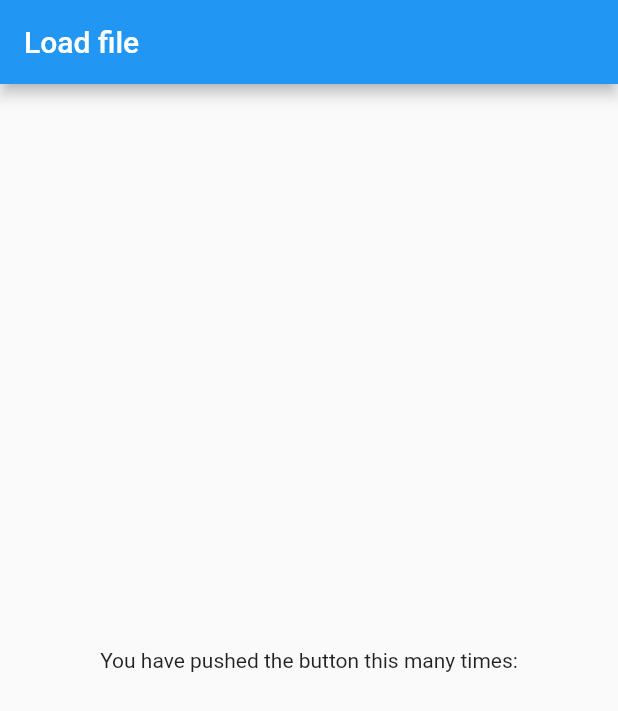
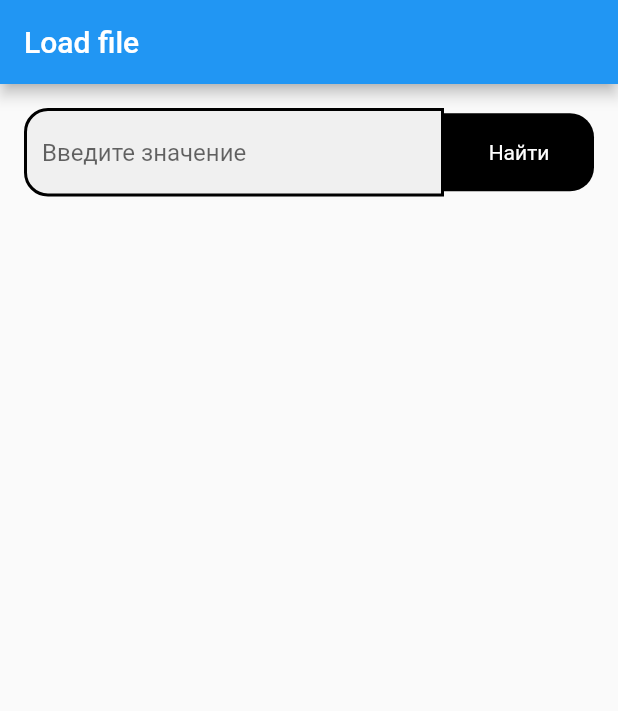
Before and after one commit to skillbox-koutja/skillbox_flutter_cource, a Flutter app: the screen it shows after launch, on a phone screen of 412 x 824 dp. Shown: the top 711 px of the screen. Run offline on Flutter 3.47's test engine with Material 2 defaults, Android fonts, the phone set to English and light mode, and no system bars; our stand-ins replace fluro.

Commit message:
08_AsyncFuture: load_file

```diff
--- /dev/null
+++ b/08_AsyncFuture/load_file/lib/asset_file.dart
@@ -0,0 +1,11 @@
+import 'package:flutter/services.dart';
+
+class AssetFile {
+  final String fileName;
+
+  const AssetFile(this.fileName);
+
+  Future<String> read() async {
+    return rootBundle.loadString('assets/$fileName').then((file) => file);
+  }
+}
--- a/08_AsyncFuture/load_file/lib/main.dart
+++ b/08_AsyncFuture/load_file/lib/main.dart
@@ -1,4 +1,5 @@
 import 'package:flutter/material.dart';
+import 'package:load_file/asset_file.dart';
 
 void main() {
   runApp(MyApp());
@@ -19,31 +20,151 @@ class MyApp extends StatelessWidget {
 }
 
 class MyHomePage extends StatefulWidget {
-  MyHomePage({Key key, this.title}) : super(key: key);
+  final String title;
 
-  final String title;
+  MyHomePage({required this.title, Key? key}) : super(key: key);
 
   @override
   _MyHomePageState createState() => _MyHomePageState();
 }
 
 class _MyHomePageState extends State<MyHomePage> {
+  static const searchBorder = OutlineInputBorder(
+    // borderRadius: BorderRadius.all(Radius.circular(16.0)),
+    borderRadius: BorderRadius.only(
+      topLeft: Radius.circular(16.0),
+      bottomLeft: Radius.circular(16.0),
+    ),
+    borderSide: BorderSide(
+      color: Colors.black,
+      width: 2,
+    ),
+  );
+
+  String _fileName = '';
+  String _errorText = '';
+  Future<String>? _onSubmitted;
+
   @override
   Widget build(BuildContext context) {
     return Scaffold(
       appBar: AppBar(
         title: Text(widget.title),
       ),
-      body: Center(
+      body: Padding(
+        padding: const EdgeInsets.all(16.0),
         child: Column(
-          mainAxisAlignment: MainAxisAlignment.center,
-          children: <Widget>[
-            Text(
-              'You have pushed the button this many times:',
+          mainAxisAlignment: MainAxisAlignment.start,
+          children: [
+            Row(
+              crossAxisAlignment: CrossAxisAlignment.center,
+              children: [
+                Flexible(
+                  child: TextField(
+                    onChanged: (fileName) {
+                      setState(() {
+                        _fileName = fileName;
+                        _errorText = '';
+                      });
+                    },
+                    onSubmitted: onSubmitted,
+                    decoration: InputDecoration(
+                      enabledBorder: searchBorder,
+                      focusedBorder: searchBorder,
+                      filled: true,
+                      hintText: 'Введите значение',
+                    ),
+                  ),
+                ),
+                GestureDetector(
+                  onTap: () {
+                    if (_fileName.isEmpty) {
+                      setState(() {
+                        _errorText = 'Введите название файла';
+                      });
+                    } else {
+                      onSubmitted(_fileName);
+                    }
+                  },
+                  child: SizedBox(
+                    width: 100,
+                    child: DecoratedBox(
+                      decoration: BoxDecoration(
+                        borderRadius: BorderRadius.only(
+                          topRight: Radius.circular(16.0),
+                          bottomRight: Radius.circular(16.0),
+                        ),
+                        color: Colors.black,
+                      ),
+                      child: Padding(
+                        padding: const EdgeInsets.all(18.0),
+                        child: Center(
+                          child: Text(
+                            'Найти',
+                            style: TextStyle(color: Colors.white),
+                          ),
+                        ),
+                      ),
+                    ),
+                  ),
+                ),
+              ],
             ),
+            if (_errorText.isNotEmpty)
+              Padding(
+                padding: const EdgeInsets.only(top: 16.0),
+                child: Text(
+                  _errorText,
+                  style: TextStyle(
+                    color: Colors.red[300],
+                  ),
+                ),
+              ),
+            if (_onSubmitted != null)
+              FutureBuilder<String>(
+                future: _onSubmitted,
+                builder: (context, snapshot) {
+                  if (snapshot.hasData) {
+                    return Expanded(
+                      child: Padding(
+                        padding: const EdgeInsets.only(top: 16.0),
+                        child: SingleChildScrollView(
+                          child: Text(snapshot.data ?? ''),
+                        ),
+                      ),
+                    );
+                  }
+
+                  if (snapshot.hasError) {
+                    return Padding(
+                      padding: const EdgeInsets.only(top: 16.0),
+                      child: Text(
+                        'файл не найден',
+                        style: TextStyle(
+                          color: Colors.red[300],
+                        ),
+                      ),
+                    );
+                  }
+
+                  return Padding(
+                    padding: const EdgeInsets.only(top: 16.0),
+                    child: LinearProgressIndicator(),
+                  );
+                },
+              ),
           ],
         ),
       ),
     );
   }
+
+  onSubmitted(fileName) async {
+    final file = AssetFile(fileName);
+
+    setState(() {
+      _errorText = '';
+      _onSubmitted = file.read();
+    });
+  }
 }
--- a/08_AsyncFuture/load_file/pubspec.yaml
+++ b/08_AsyncFuture/load_file/pubspec.yaml
@@ -18,7 +18,7 @@ publish_to: 'none' # Remove this line if you wish to publish to pub.dev
 version: 1.0.0+1
 
 environment:
-  sdk: ">=2.7.0 <3.0.0"
+  sdk: ">=2.18.5 <3.0.0"
 
 dependencies:
   flutter:
```
Also changed, not shown: 08_AsyncFuture/load_file/pubspec.lock.
